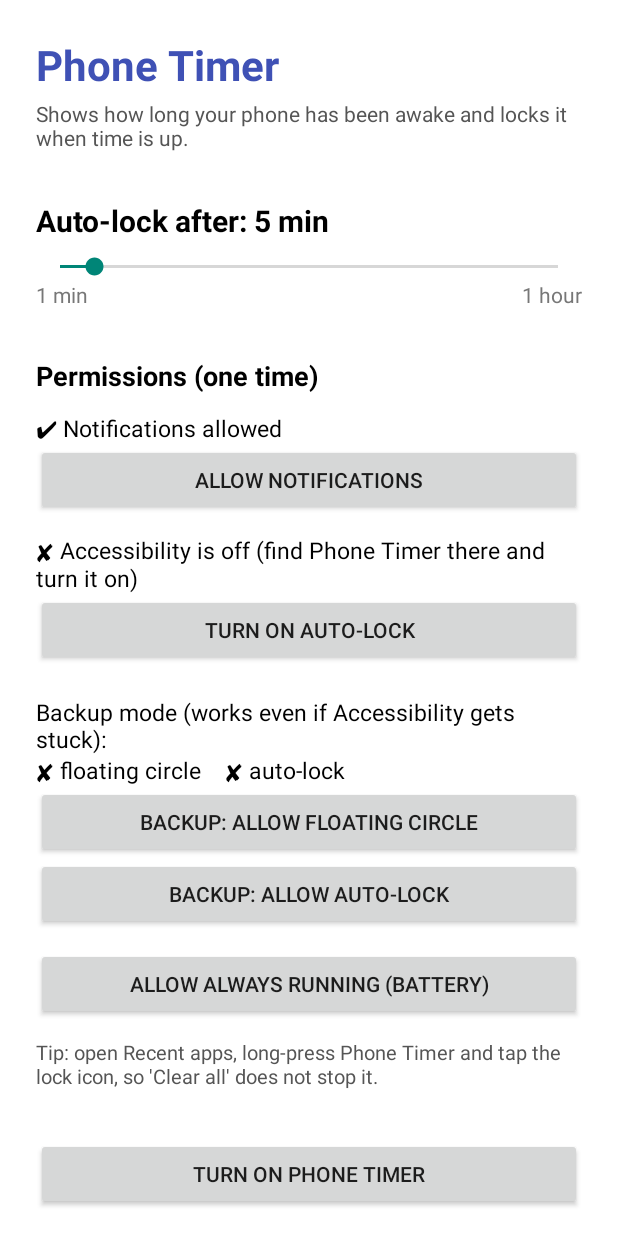
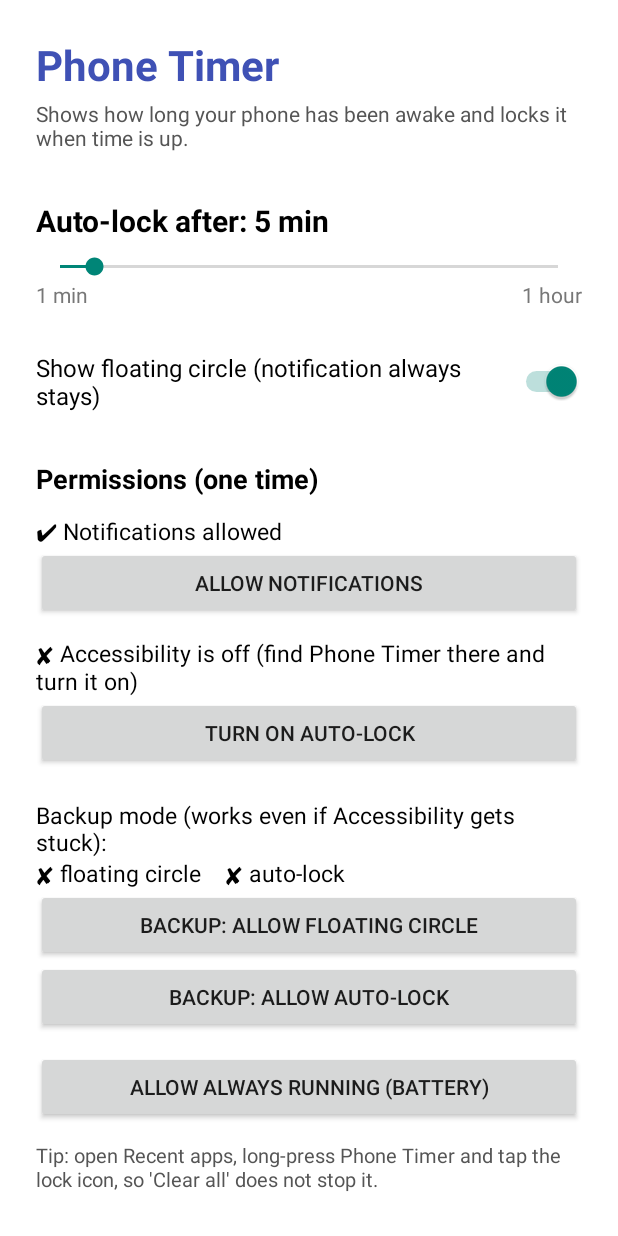
Before and after one commit to lr7616307-art/PhoneTimer, an Android app: the screen it shows after launch (MainActivity), on a phone screen of 412 x 824 dp. Run offline under Robolectric (Android 15) with nearby library versions, the phone set to English and light mode, and no system bars.

Commit message:
Add home widget, circle show/hide option, name APK PhoneTimer.apk
Co-Authored-By: Claude Sonnet 5.5 <noreply@anthropic.com>
Claude-Session: https://claude.ai/code/session_01YbXTCkJucM2Pydio1Um8W5

```diff
--- a/app/src/main/java/com/example/phonetimer/MainActivity.java
+++ b/app/src/main/java/com/example/phonetimer/MainActivity.java
@@ -14,6 +14,7 @@ import android.os.Bundle;
 import android.provider.Settings;
 import android.widget.Button;
 import android.widget.SeekBar;
+import android.widget.Switch;
 import android.widget.TextView;
 import android.widget.Toast;
 
@@ -22,6 +23,7 @@ public class MainActivity extends Activity {
     private SharedPreferences prefs;
     private TextView tvLimit, tvNotif, tvLock, tvBackup;
     private Button btnToggle;
+    private Switch swBubble;
 
     @Override
     protected void onCreate(Bundle savedInstanceState) {
@@ -35,6 +37,14 @@ public class MainActivity extends Activity {
         tvBackup = findViewById(R.id.tvBackup);
         btnToggle = findViewById(R.id.btnToggle);
         SeekBar seek = findViewById(R.id.seekLimit);
+
+        swBubble = findViewById(R.id.swBubble);
+        swBubble.setChecked(prefs.getBoolean(Engine.KEY_BUBBLE, true));
+        swBubble.setOnCheckedChangeListener((button, on) -> {
+            prefs.edit().putBoolean(Engine.KEY_BUBBLE, on).apply();
+            Engine.kickNow();
+            WidgetProvider.refresh(this);
+        });
 
         // 1..60 minutes
         seek.setMax(59);
@@ -157,7 +167,9 @@ public class MainActivity extends Activity {
                 + (Settings.canDrawOverlays(this) ? "✔" : "✘") + " floating circle    "
                 + (adminOk ? "✔" : "✘") + " auto-lock");
 
+        swBubble.setChecked(prefs.getBoolean(Engine.KEY_BUBBLE, true));
         btnToggle.setText(prefs.getBoolean(Engine.KEY_RUNNING, false)
                 ? "Turn OFF Phone Timer" : "Turn ON Phone Timer");
+        WidgetProvider.refresh(this);
     }
 }
--- /dev/null
+++ b/app/src/main/res/drawable/widget_bg_off.xml
@@ -0,0 +1,6 @@
+<?xml version="1.0" encoding="utf-8"?>
+<shape xmlns:android="http://schemas.android.com/apk/res/android"
+    android:shape="rectangle">
+    <solid android:color="#5F6368" />
+    <corners android:radius="24dp" />
+</shape>
--- /dev/null
+++ b/app/src/main/res/drawable/widget_bg_on.xml
@@ -0,0 +1,6 @@
+<?xml version="1.0" encoding="utf-8"?>
+<shape xmlns:android="http://schemas.android.com/apk/res/android"
+    android:shape="rectangle">
+    <solid android:color="#3F51B5" />
+    <corners android:radius="24dp" />
+</shape>
--- a/app/src/main/res/layout/activity_main.xml
+++ b/app/src/main/res/layout/activity_main.xml
@@ -61,6 +61,15 @@
                 android:text="1 hour"
                 android:textColor="#777777" />
         </LinearLayout>
+
+        <Switch
+            android:id="@+id/swBubble"
+            android:layout_width="match_parent"
+            android:layout_height="wrap_content"
+            android:layout_marginTop="28dp"
+            android:text="Show floating circle (notification always stays)"
+            android:textColor="#000000"
+            android:textSize="16sp" />
 
         <TextView
             android:layout_width="wrap_content"
--- a/app/src/main/res/values/strings.xml
+++ b/app/src/main/res/values/strings.xml
@@ -2,4 +2,5 @@
 <resources>
     <string name="app_name">Phone Timer</string>
     <string name="accessibility_description">Lets Phone Timer lock your screen when your chosen time is up. It does not read or collect anything on your screen.</string>
+    <string name="widget_description">One tap starts Phone Timer, or shows / hides the floating circle.</string>
 </resources>
```
Also changed, not shown: app/src/main/AndroidManifest.xml (+19 -0 lines), app/src/main/java/com/example/phonetimer/Engine.java (+7 -1 lines), app/src/main/java/com/example/phonetimer/ToggleActivity.java (added, +42 -0 lines), app/src/main/java/com/example/phonetimer/WidgetProvider.java (added, +53 -0 lines), app/src/main/res/layout/widget.xml (added, +41 -0 lines), app/src/main/res/xml/widget_info.xml (added, +13 -0 lines), 1 other file.
